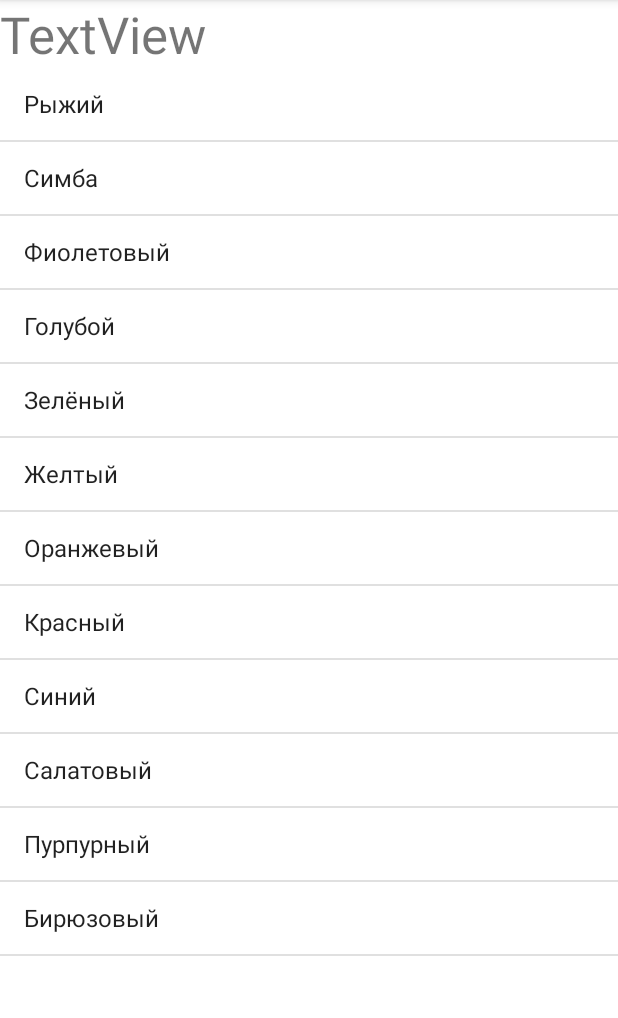
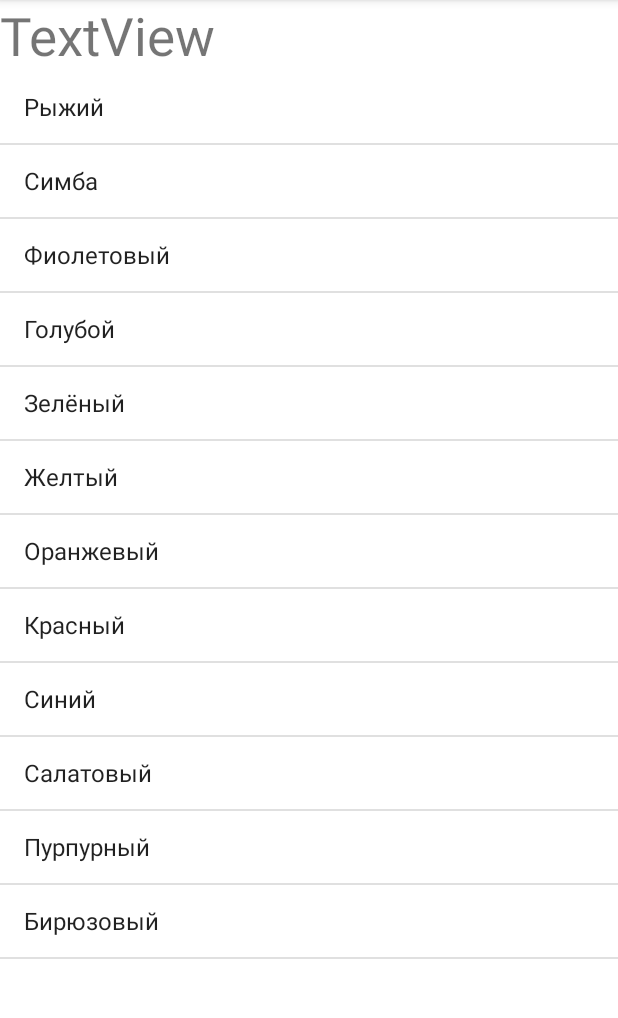
Before and after one commit to AnnaKovalchuk/ListView, an Android app: the screen it shows after launch (MainActivity), on a phone screen of 412 x 824 dp, the part 84-1102 px from its top. Run offline under Robolectric (Android 15) with nearby library versions, the phone set to English and light mode, and no system bars.

```diff
--- a/app/src/main/java/com/example/listview/MainActivity.java
+++ b/app/src/main/java/com/example/listview/MainActivity.java
@@ -13,7 +13,7 @@ public class MainActivity extends AppCompatActivity
 
     @Override
     public void onCreate(Bundle savedInstanceState)
-    {
+    {//
         super.onCreate(savedInstanceState);
         setContentView(R.layout.activity_main);
         String[] colors =getResources().getStringArray(R.array.cat_names);
--- a/app/src/main/res/layout/activity_main.xml
+++ b/app/src/main/res/layout/activity_main.xml
@@ -12,7 +12,7 @@
         android:layout_width="match_parent"
         android:layout_height="wrap_content"
         android:text="TextView"
-        android:textSize="34sp" />
+        android:textSize="35sp" />
 
     <ListView
         android:id="@+id/list"
```
